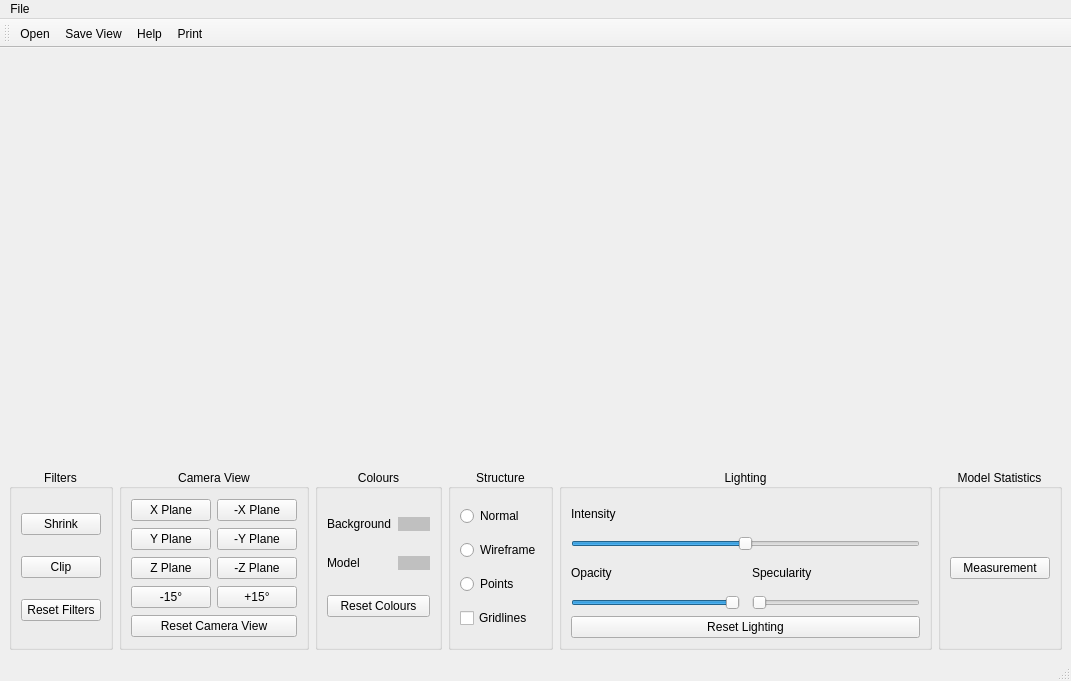
This is lib/ModelRenderer/modelwindow.ui in KurusView/KurusView as Qt 5 draws it before an edit. The edited form follows.
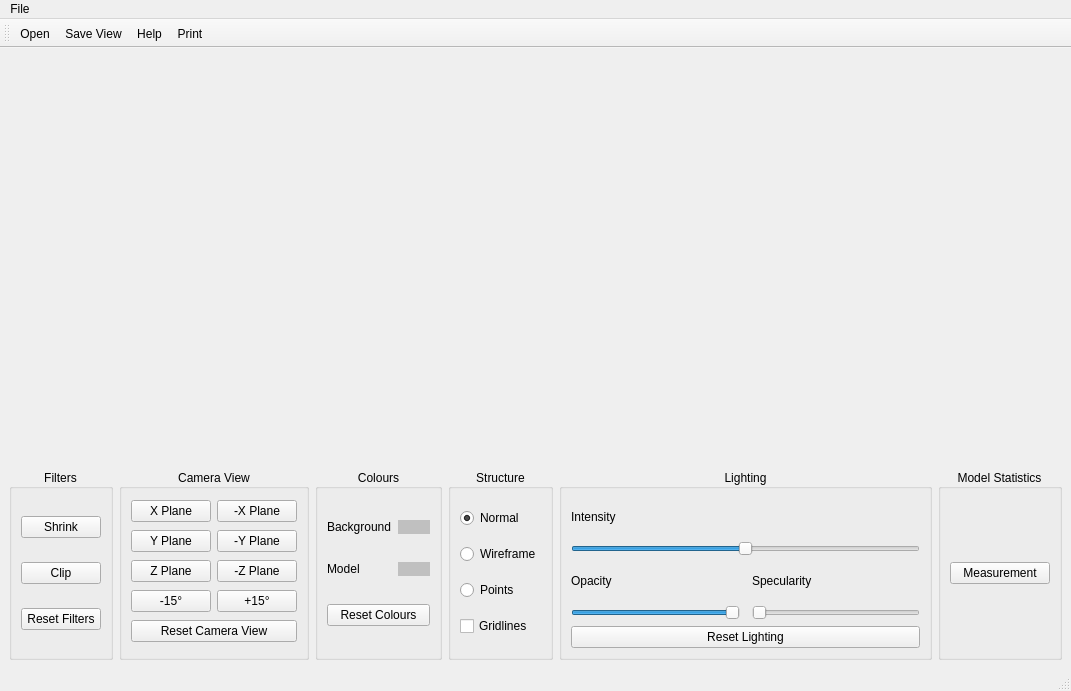
This is the edited form. Icons and pictures are not drawn. Custom widgets are drawn as their Qt base class.

Commit message:
Load different structure models through radio buttons
Default to Normal

Patch:
```diff
--- a/lib/ModelRenderer/modelwindow.ui
+++ b/lib/ModelRenderer/modelwindow.ui
@@ -7,7 +7,7 @@
     <x>0</x>
     <y>0</y>
     <width>1071</width>
-    <height>681</height>
+    <height>691</height>
    </rect>
   </property>
   <property name="windowTitle">
@@ -37,6 +37,9 @@
              <property name="text">
               <string>Normal</string>
              </property>
+             <property name="checked">
+              <bool>true</bool>
+             </property>
             </widget>
            </item>
            <item>
```
Left out of the diff: 3 changed lines with no effect on the pictures. The commit also changes 2 other files.
